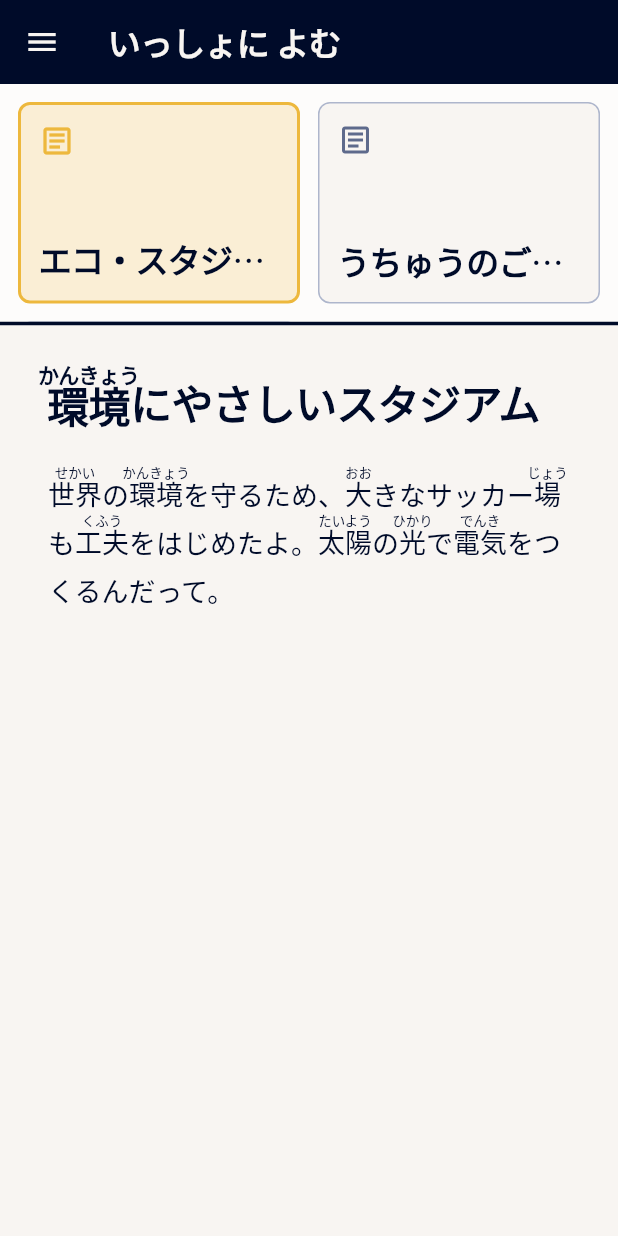
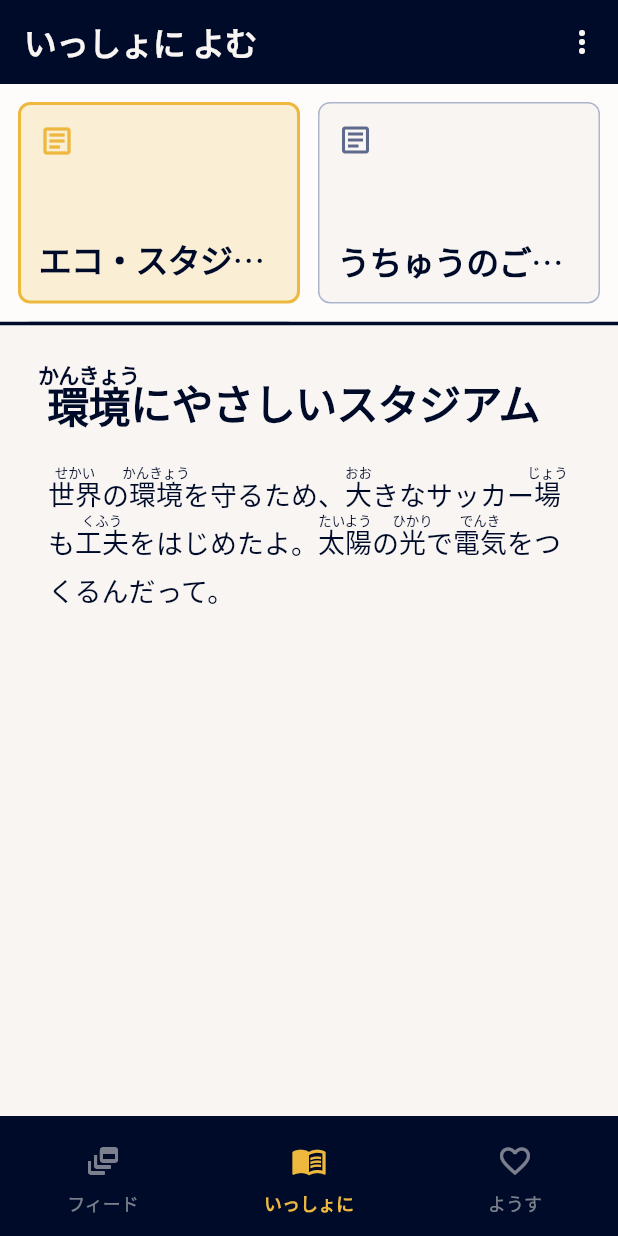
Before and after one commit to sai029/korrezi, a Flutter app: the screen it shows once a user with an empty profile is signed in, after a tap on "よんでみる", on a phone screen of 412 x 824 dp. Run offline on Flutter 3.47's test engine with Material 3 defaults, Android fonts, the phone set to English and light mode, and no system bars; our stand-ins replace cloud_firestore, cloud_functions, firebase_auth, firebase_core, flutter_riverpod, freezed_annotation and 3 more; accounts and stored records are empty; network calls fail; Roboto replaces fonts that are missing (M Plus 1P).

Commit message:
feat: ハンバーガーメニューを下部 NavigationBar に置き換え
- StatefulShellRoute.indexedStack で3画面をシェル化
- ShellScaffold: 濃紺背景・選択アイコン黄色・インジケーターなし
- DevMenuButton: dev ツール＋ログアウトを AppBar ⋮ メニューに集約

Co-Authored-By: Claude Sonnet 4.6 <noreply@anthropic.com>

```diff
--- a/lib/core/router/app_router.dart
+++ b/lib/core/router/app_router.dart
@@ -6,6 +6,7 @@ import '../../features/auth/presentation/login_screen.dart';
 import '../../features/child_feed/presentation/child_feed_screen.dart';
 import '../../features/common_view/presentation/common_view_screen.dart';
 import '../../features/parent_dashboard/presentation/parent_dashboard_screen.dart';
+import '../../shared/widgets/shell_scaffold.dart';
 import '../firebase/firebase_providers.dart';
 
 /// アプリのルーティング定義 (GoRouter)。
@@ -13,6 +14,9 @@ import '../firebase/firebase_providers.dart';
 /// 認証状態に応じて未ログイン時は `/login` へリダイレクトする。
 /// Firebase 未初期化時（テスト/未設定環境）はゲートを無効化し、サンプルデータで
 /// そのまま本編を表示する。
+///
+/// /child・/common・/parent は StatefulShellRoute.indexedStack で束ね、
+/// 画面下部の NavigationBar で切り替える。
 ///
 /// TODO: FCM Push通知のディープリンク対応を追加する。
 final appRouterProvider = Provider<GoRouter>((ref) {
@@ -40,18 +44,30 @@ final appRouterProvider = Provider<GoRouter>((ref) {
         path: '/login',
         builder: (context, state) => const LoginScreen(),
       ),
+      StatefulShellRoute.indexedStack(
+        builder: (context, state, navigationShell) =>
+            ShellScaffold(navigationShell: navigationShell),
+        branches: [
+          StatefulShellBranch(routes: [
             GoRoute(
               path: '/child',
               builder: (context, state) => const ChildFeedScreen(),
             ),
+          ]),
+          StatefulShellBranch(routes: [
             GoRoute(
               path: '/common',
               builder: (context, state) => const CommonViewScreen(),
             ),
+          ]),
+          StatefulShellBranch(routes: [
             GoRoute(
               path: '/parent',
               builder: (context, state) => const ParentDashboardScreen(),
             ),
+          ]),
+        ],
+      ),
     ],
   );
 });
--- a/lib/features/child_feed/presentation/child_feed_screen.dart
+++ b/lib/features/child_feed/presentation/child_feed_screen.dart
@@ -4,7 +4,6 @@ import 'package:go_router/go_router.dart';
 
 import '../../../core/theme/tokens.dart';
 import '../../../shared/models/personalized_feed_item.dart';
-import '../../../shared/widgets/app_drawer.dart';
 import '../../../shared/widgets/bouncy_tap.dart';
 import '../../../shared/widgets/feed_thumbnail.dart';
 import '../../../shared/widgets/furigana_text.dart';
@@ -69,10 +68,7 @@ class _ChildFeedScreenState extends ConsumerState<ChildFeedScreen> {
 
     return Scaffold(
       backgroundColor: Colors.black,
-      drawer: const AppDrawer(),
-      body: Stack(
-        children: [
-          feedAsync.when(
+      body: feedAsync.when(
         loading: () => const Center(child: CircularProgressIndicator()),
         error: (e, _) => Center(
           child: Text('読み込みに失敗しました: $e',
@@ -97,17 +93,6 @@ class _ChildFeedScreenState extends ConsumerState<ChildFeedScreen> {
                 _FeedPage(item: feed[index], index: index),
           );
         },
-          ),
-          // 没入感を保ちつつ、左上に控えめなメニューボタンを重ねる。
-          SafeArea(
-            child: Builder(
-              builder: (context) => IconButton(
-                icon: const Icon(Icons.menu, color: Colors.white),
-                onPressed: () => Scaffold.of(context).openDrawer(),
-              ),
-            ),
-          ),
-        ],
       ),
     );
   }
--- a/lib/features/common_view/presentation/common_view_screen.dart
+++ b/lib/features/common_view/presentation/common_view_screen.dart
@@ -3,7 +3,7 @@ import 'package:flutter_riverpod/flutter_riverpod.dart';
 
 import '../../../core/theme/tokens.dart';
 import '../../../shared/models/news_pool.dart';
-import '../../../shared/widgets/app_drawer.dart';
+import '../../../shared/widgets/dev_menu_button.dart';
 import '../../../shared/widgets/furigana_text.dart';
 import '../application/common_view_provider.dart';
 
@@ -19,8 +19,10 @@ class CommonViewScreen extends ConsumerWidget {
     final async = ref.watch(commonViewProvider);
 
     return Scaffold(
-      appBar: AppBar(title: const Text('いっしょに よむ')),
-      drawer: const AppDrawer(),
+      appBar: AppBar(
+        title: const Text('いっしょに よむ'),
+        actions: const [DevMenuButton()],
+      ),
       body: async.when(
         loading: () => const Center(child: CircularProgressIndicator()),
         error: (e, _) => Center(child: Text('読み込みに失敗しました: $e')),
--- /dev/null
+++ b/lib/shared/widgets/shell_scaffold.dart
@@ -0,0 +1,69 @@
+import 'package:flutter/material.dart';
+import 'package:go_router/go_router.dart';
+
+import '../../core/theme/tokens.dart';
+
+/// 3画面を束ねる下部ナビゲーションバーのシェル。
+/// GoRouter の StatefulShellRoute.indexedStack と組み合わせて使用する。
+class ShellScaffold extends StatelessWidget {
+  const ShellScaffold({super.key, required this.navigationShell});
+
+  final StatefulNavigationShell navigationShell;
+
+  @override
+  Widget build(BuildContext context) {
+    return Scaffold(
+      body: navigationShell,
+      bottomNavigationBar: NavigationBarTheme(
+        data: NavigationBarThemeData(
+          backgroundColor: AppColors.ink900,
+          // インジケーター（ピル）を透明にして非表示
+          indicatorColor: Colors.transparent,
+          iconTheme: WidgetStateProperty.resolveWith((states) {
+            final selected = states.contains(WidgetState.selected);
+            return IconThemeData(
+              color: selected
+                  ? AppColors.accent
+                  : AppColors.brandPrimaryInk.withValues(alpha: 0.5),
+            );
+          }),
+          labelTextStyle: WidgetStateProperty.resolveWith((states) {
+            final selected = states.contains(WidgetState.selected);
+            return TextStyle(
+              color: selected
+                  ? AppColors.accent
+                  : AppColors.brandPrimaryInk.withValues(alpha: 0.5),
+              fontSize: 12,
+              fontWeight:
+                  selected ? FontWeight.w700 : FontWeight.w400,
+            );
+          }),
+        ),
+        child: NavigationBar(
+          selectedIndex: navigationShell.currentIndex,
+          onDestinationSelected: (index) => navigationShell.goBranch(
+            index,
+            initialLocation: index == navigationShell.currentIndex,
+          ),
+          destinations: const [
+            NavigationDestination(
+              icon: Icon(Icons.dynamic_feed_outlined),
+              selectedIcon: Icon(Icons.dynamic_feed),
+              label: 'フィード',
+            ),
+            NavigationDestination(
+              icon: Icon(Icons.menu_book_outlined),
+              selectedIcon: Icon(Icons.menu_book),
+              label: 'いっしょに',
+            ),
+            NavigationDestination(
+              icon: Icon(Icons.favorite_outline),
+              selectedIcon: Icon(Icons.favorite),
+              label: 'ようす',
+            ),
+          ],
+        ),
+      ),
+    );
+  }
+}
```
Also changed, not shown: lib/features/parent_dashboard/presentation/parent_dashboard_screen.dart (+5 -3 lines), lib/shared/widgets/dev_menu_button.dart (added, +109 -0 lines). Lines whose indentation alone changed are shown as unchanged.
